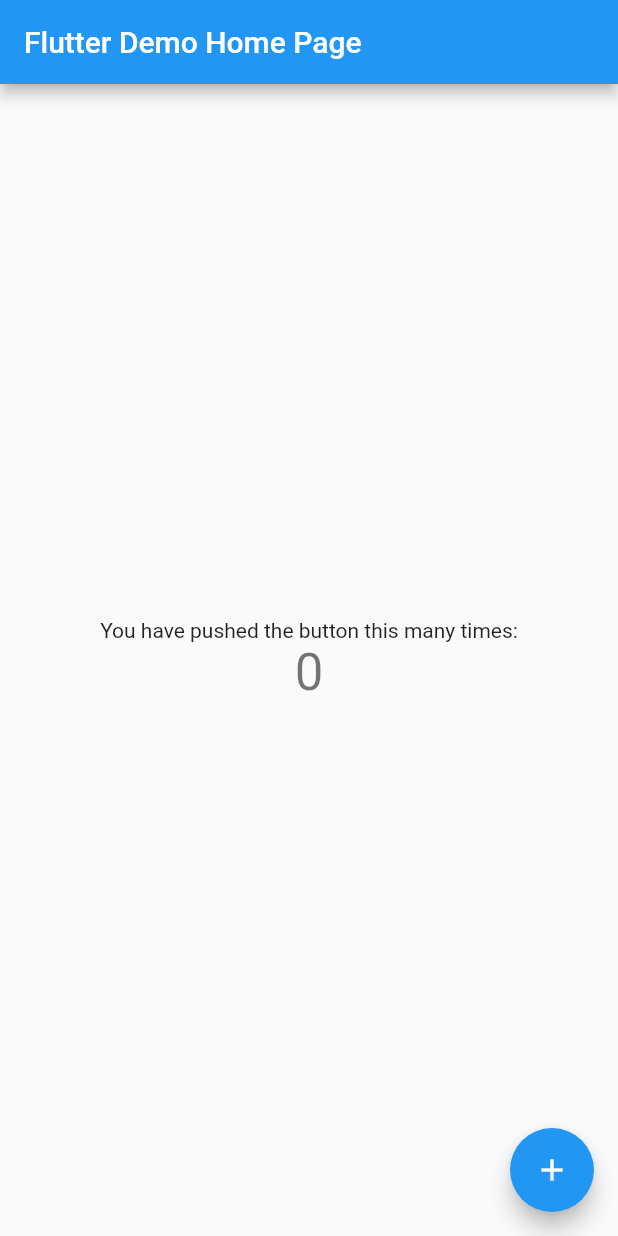
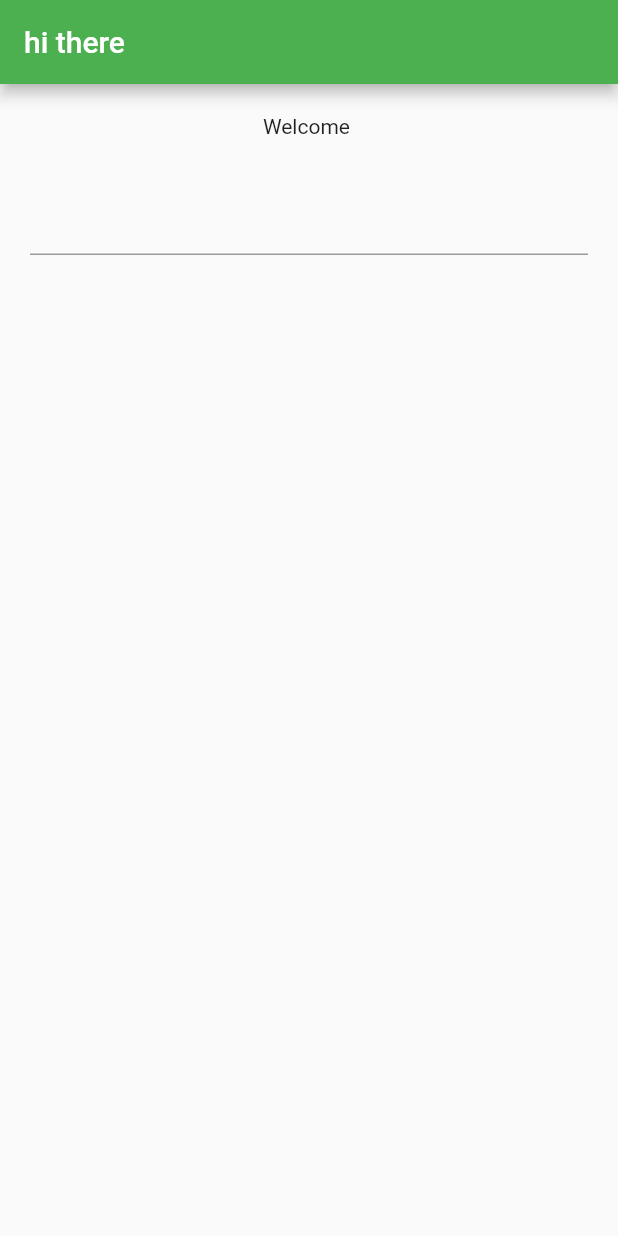
Before and after one commit to ahmedelameer34/weather-app, a Flutter app: the screen it shows after launch, on a phone screen of 412 x 824 dp. Run offline on Flutter 3.47's test engine with Material 2 defaults, Android fonts, the phone set to English and light mode, and no system bars; our stand-ins replace dio, flutter_bloc.

Commit message:
widget commit

```diff
--- a/lib/main.dart
+++ b/lib/main.dart
@@ -1,4 +1,7 @@
 import 'package:flutter/material.dart';
+import 'package:flutter_bloc/flutter_bloc.dart';
+import 'package:flutter_weather_application/weather/presentation/controller/cubit/weather_cubit.dart';
+import 'package:flutter_weather_application/weather/presentation/screens/home.dart';
 
 void main() {
   runApp(const MyApp());
@@ -12,6 +15,7 @@ class MyApp extends StatelessWidget {
   Widget build(BuildContext context) {
     return MaterialApp(
         title: 'Flutter Demo',
+        debugShowCheckedModeBanner: false,
         theme: ThemeData(
           // This is the theme of your application.
           //
@@ -22,94 +26,11 @@ class MyApp extends StatelessWidget {
           // or simply save your changes to "hot reload" in a Flutter IDE).
           // Notice that the counter didn't reset back to zero; the application
           // is not restarted.
-        primarySwatch: Colors.blue,
+          primarySwatch: Colors.green,
         ),
-      home: const MyHomePage(title: 'Flutter Demo Home Page'),
-    );
+        home: BlocProvider(
+          create: (context) => WeatherCubit(),
+          child: HomePage(),
+        ));
   }
 }
-
-class MyHomePage extends StatefulWidget {
-  const MyHomePage({super.key, required this.title});
-
-  // This widget is the home page of your application. It is stateful, meaning
-  // that it has a State object (defined below) that contains fields that affect
-  // how it looks.
-
-  // This class is the configuration for the state. It holds the values (in this
-  // case the title) provided by the parent (in this case the App widget) and
-  // used by the build method of the State. Fields in a Widget subclass are
-  // always marked "final".
-
-  final String title;
-
-  @override
-  State<MyHomePage> createState() => _MyHomePageState();
-}
-
-class _MyHomePageState extends State<MyHomePage> {
-  int _counter = 0;
-
-  void _incrementCounter() {
-    setState(() {
-      // This call to setState tells the Flutter framework that something has
-      // changed in this State, which causes it to rerun the build method below
-      // so that the display can reflect the updated values. If we changed
-      // _counter without calling setState(), then the build method would not be
-      // called again, and so nothing would appear to happen.
-      _counter++;
-    });
-  }
-
-  @override
-  Widget build(BuildContext context) {
-    // This method is rerun every time setState is called, for instance as done
-    // by the _incrementCounter method above.
-    //
-    // The Flutter framework has been optimized to make rerunning build methods
-    // fast, so that you can just rebuild anything that needs updating rather
-    // than having to individually change instances of widgets.
-    return Scaffold(
-      appBar: AppBar(
-        // Here we take the value from the MyHomePage object that was created by
-        // the App.build method, and use it to set our appbar title.
-        title: Text(widget.title),
-      ),
-      body: Center(
-        // Center is a layout widget. It takes a single child and positions it
-        // in the middle of the parent.
-        child: Column(
-          // Column is also a layout widget. It takes a list of children and
-          // arranges them vertically. By default, it sizes itself to fit its
-          // children horizontally, and tries to be as tall as its parent.
-          //
-          // Invoke "debug painting" (press "p" in the console, choose the
-          // "Toggle Debug Paint" action from the Flutter Inspector in Android
-          // Studio, or the "Toggle Debug Paint" command in Visual Studio Code)
-          // to see the wireframe for each widget.
-          //
-          // Column has various properties to control how it sizes itself and
-          // how it positions its children. Here we use mainAxisAlignment to
-          // center the children vertically; the main axis here is the vertical
-          // axis because Columns are vertical (the cross axis would be
-          // horizontal).
-          mainAxisAlignment: MainAxisAlignment.center,
-          children: <Widget>[
-            const Text(
-              'You have pushed the button this many times:',
-            ),
-            Text(
-              '$_counter',
-              style: Theme.of(context).textTheme.headlineMedium,
-            ),
-          ],
-        ),
-      ),
-      floatingActionButton: FloatingActionButton(
-        onPressed: _incrementCounter,
-        tooltip: 'Increment',
-        child: const Icon(Icons.add),
-      ), // This trailing comma makes auto-formatting nicer for build methods.
-    );
-  }
-}
--- a/lib/weather/data/datasource/remote_datasource.dart
+++ b/lib/weather/data/datasource/remote_datasource.dart
@@ -1,5 +1,3 @@
-import 'dart:convert';
-
 import 'package:flutter_weather_application/core/utils/constances.dart';
 import 'package:flutter_weather_application/weather/data/models/weather_model.dart';
 import 'package:dio/dio.dart';
--- a/lib/weather/domain/entities/weather.dart
+++ b/lib/weather/domain/entities/weather.dart
@@ -4,6 +4,11 @@ class Weather {
   final String main;
   final String description;
   final int pressure;
+  final double currentTemp;
+  final double maxTemp;
+  final double minTemp;
+  final double windSpeed;
 
-  Weather(this.id, this.cityName, this.main, this.description, this.pressure);
+  Weather(this.id, this.cityName, this.main, this.description, this.pressure,
+      this.maxTemp, this.minTemp, this.currentTemp, this.windSpeed);
 }
--- /dev/null
+++ b/lib/weather/presentation/controller/cubit/weather_cubit.dart
@@ -0,0 +1,27 @@
+import 'package:flutter_bloc/flutter_bloc.dart';
+import 'package:flutter_weather_application/weather/data/datasource/remote_datasource.dart';
+import 'package:flutter_weather_application/weather/data/repository/weather_repo.dart';
+import 'package:flutter_weather_application/weather/domain/entities/weather.dart';
+import 'package:flutter_weather_application/weather/domain/repository/weather_repo.dart';
+import 'package:flutter_weather_application/weather/domain/usecases/get_weather_by_name.dart';
+import 'package:flutter_weather_application/weather/presentation/controller/cubit/weather_states.dart';
+
+class WeatherCubit extends Cubit<WeatherStates> {
+  WeatherCubit() : super(InitialState());
+  static WeatherCubit get(context) => BlocProvider.of(context);
+  Weather? weather;
+
+  BaseRemoteDataSource baseRemoteDataSource = RemoteDataSource();
+  getWeather({required String cityNa}) async {
+    emit(LoadingState());
+    try {
+      BaseWeatherRepo baseWeatherRepo = WeatherRepo(baseRemoteDataSource);
+      weather = await GetWeatherByName(baseWeatherRepo).execute(cityNa);
+
+      emit(SSearchState());
+    } on Exception catch (e) {
+      print(e);
+      emit(ESearchState());
+    }
+  }
+}
--- /dev/null
+++ b/lib/weather/presentation/controller/cubit/weather_states.dart
@@ -0,0 +1,9 @@
+abstract class WeatherStates {}
+
+class InitialState extends WeatherStates {}
+
+class LoadingState extends WeatherStates {}
+
+class SSearchState extends WeatherStates {}
+
+class ESearchState extends WeatherStates {}
--- /dev/null
+++ b/lib/weather/presentation/screens/home.dart
@@ -0,0 +1,52 @@
+import 'package:flutter/material.dart';
+import 'package:flutter_bloc/flutter_bloc.dart';
+import 'package:flutter_weather_application/weather/presentation/controller/cubit/weather_cubit.dart';
+import 'package:flutter_weather_application/weather/presentation/controller/cubit/weather_states.dart';
+import 'package:flutter_weather_application/weather/presentation/screens/result.dart';
+
+class HomePage extends StatelessWidget {
+  const HomePage({super.key});
+
+  @override
+  Widget build(BuildContext context) {
+    TextEditingController searchController = TextEditingController();
+    return BlocConsumer<WeatherCubit, WeatherStates>(
+      builder: (BuildContext context, state) {
+        var cubit = WeatherCubit.get(context);
+        return SafeArea(
+          child: Scaffold(
+            appBar: AppBar(
+              title: Text('hi there'),
+            ),
+            body: Padding(
+              padding: const EdgeInsets.all(20.0),
+              child: Column(
+                children: [
+                  Text('Welcome '),
+                  SizedBox(
+                    height: 30,
+                  ),
+                  TextField(
+                    controller: searchController,
+                    onSubmitted: (value) async {
+                      await cubit.getWeather(cityNa: value);
+                    },
+                  )
+                ],
+              ),
+            ),
+          ),
+        );
+      },
+      listener: (context, state) {
+        var cubit = WeatherCubit.get(context);
+        if (state is SSearchState) {
+          Navigator.push(
+              context,
+              MaterialPageRoute(
+                  builder: (context) => ResultPage(weather: cubit.weather!)));
+        }
+      },
+    );
+  }
+}
--- a/pubspec.yaml
+++ b/pubspec.yaml
@@ -36,6 +36,8 @@ dependencies:
   # Use with the CupertinoIcons class for iOS style icons.
   cupertino_icons: ^1.0.2
   dio: ^5.1.1
+
+  flutter_bloc: ^8.1.2
 
 dev_dependencies:
   flutter_test:
```
Also changed, not shown: lib/weather/data/models/weather_model.dart (+19 -3 lines), lib/weather/presentation/screens/result.dart (added, +200 -0 lines), assets/icons/broken clouds.png (added), assets/icons/clear sky.png (added), assets/icons/cloudy (1).png (added), assets/icons/light snow.png (added), assets/icons/overcast clouds.png (added), assets/icons/scattered clouds.png (added), pubspec.lock. Lines whose indentation alone changed are shown as unchanged.
